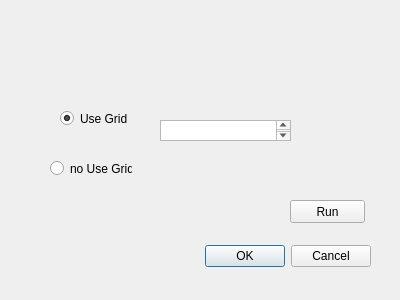
Old version of the form Interface_dialog_base.ui in the repository MathieuChailloux/LightPollutionToolbox.
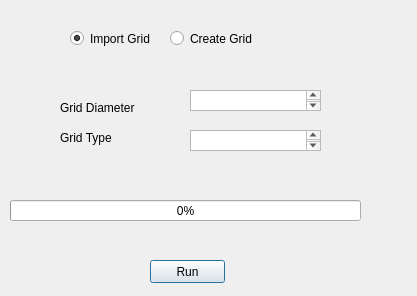
New version of the form. The open tabs and pages were chosen to show the change. Custom widgets are drawn as their Qt base class.

Commit message: Tentative d'appel d'algorithme du provider (statistics_radiance_grid) depuis l'interface (Interface_dialog)

Patch:
```diff
--- a/Interface_dialog_base.ui
+++ b/Interface_dialog_base.ui
@@ -6,44 +6,18 @@
    <rect>
     <x>0</x>
     <y>0</y>
-    <width>400</width>
-    <height>300</height>
+    <width>417</width>
+    <height>296</height>
    </rect>
   </property>
   <property name="windowTitle">
    <string>Interface</string>
   </property>
-  <widget class="QDialogButtonBox" name="button_box">
-   <property name="geometry">
-    <rect>
-     <x>30</x>
-     <y>240</y>
-     <width>341</width>
-     <height>32</height>
-    </rect>
-   </property>
-   <property name="orientation">
-    <enum>Qt::Horizontal</enum>
-   </property>
-   <property name="standardButtons">
-    <set>QDialogButtonBox::Cancel|QDialogButtonBox::Ok</set>
-   </property>
-  </widget>
-  <widget class="QgsFileWidget" name="gridFile">
-   <property name="geometry">
-    <rect>
-     <x>180</x>
-     <y>160</y>
-     <width>90</width>
-     <height>27</height>
-    </rect>
-   </property>
-  </widget>
   <widget class="QPushButton" name="pushButtonRun">
    <property name="geometry">
     <rect>
-     <x>290</x>
-     <y>200</y>
+     <x>150</x>
+     <y>260</y>
      <width>75</width>
      <height>23</height>
     </rect>
@@ -55,14 +29,14 @@
   <widget class="QRadioButton" name="radioButtonUseGrid">
    <property name="geometry">
     <rect>
-     <x>60</x>
-     <y>110</y>
+     <x>70</x>
+     <y>30</y>
      <width>82</width>
      <height>17</height>
     </rect>
    </property>
    <property name="text">
-    <string>Use Grid</string>
+    <string>Import Grid</string>
    </property>
    <property name="checked">
     <bool>true</bool>
@@ -74,25 +48,114 @@
    </property>
    <property name="geometry">
     <rect>
-     <x>50</x>
-     <y>160</y>
+     <x>170</x>
+     <y>30</y>
      <width>82</width>
      <height>17</height>
     </rect>
    </property>
    <property name="text">
-    <string>no Use Grid</string>
+    <string>Create Grid</string>
    </property>
   </widget>
-  <widget class="QTextEdit" name="gridSize">
+  <widget class="QStackedWidget" name="stackedGridImportCreate">
    <property name="geometry">
     <rect>
-     <x>160</x>
-     <y>120</y>
-     <width>131</width>
+     <x>30</x>
+     <y>70</y>
+     <width>341</width>
+     <height>101</height>
+    </rect>
+   </property>
+   <property name="currentIndex">
+    <number>0</number>
+   </property>
+   <widget class="QWidget" name="widgetImportGrid">
+    <widget class="QLabel" name="labelImportGrid">
+     <property name="geometry">
+      <rect>
+       <x>20</x>
+       <y>40</y>
+       <width>81</width>
+       <height>16</height>
+      </rect>
+     </property>
+     <property name="text">
+      <string>Import Grid</string>
+     </property>
+    </widget>
+    <widget class="QgsFileWidget" name="gridFile">
+     <property name="geometry">
+      <rect>
+       <x>120</x>
+       <y>30</y>
+       <width>151</width>
+       <height>27</height>
+      </rect>
+     </property>
+    </widget>
+   </widget>
+   <widget class="QWidget" name="widgetCreateGrid">
+    <widget class="QLabel" name="labelDiameterGrid">
+     <property name="geometry">
+      <rect>
+       <x>30</x>
+       <y>30</y>
+       <width>81</width>
+       <height>16</height>
+      </rect>
+     </property>
+     <property name="text">
+      <string>Grid Diameter</string>
+     </property>
+    </widget>
+    <widget class="QLabel" name="labelGridType">
+     <property name="geometry">
+      <rect>
+       <x>30</x>
+       <y>60</y>
+       <width>81</width>
+       <height>16</height>
+      </rect>
+     </property>
+     <property name="text">
+      <string>Grid Type</string>
+     </property>
+    </widget>
+    <widget class="QTextEdit" name="gridSize">
+     <property name="geometry">
+      <rect>
+       <x>160</x>
+       <y>20</y>
+       <width>131</width>
+       <height>21</height>
+      </rect>
+     </property>
+    </widget>
+    <widget class="QTextEdit" name="gridType">
+     <property name="geometry">
+      <rect>
+       <x>160</x>
+       <y>60</y>
+       <width>131</width>
+       <height>21</height>
+      </rect>
+     </property>
+    </widget>
+   </widget>
+  </widget>
+  <widget class="QProgressBar" name="progressBar">
+   <property name="geometry">
+    <rect>
+     <x>10</x>
+     <y>200</y>
+     <width>351</width>
      <height>21</height>
     </rect>
    </property>
+   <property name="value">
+    <number>0</number>
+   </property>
   </widget>
  </widget>
  <customwidgets>
```
Left out of the diff: 39 changed lines with no effect on the pictures. The commit also changes 3 other files.
